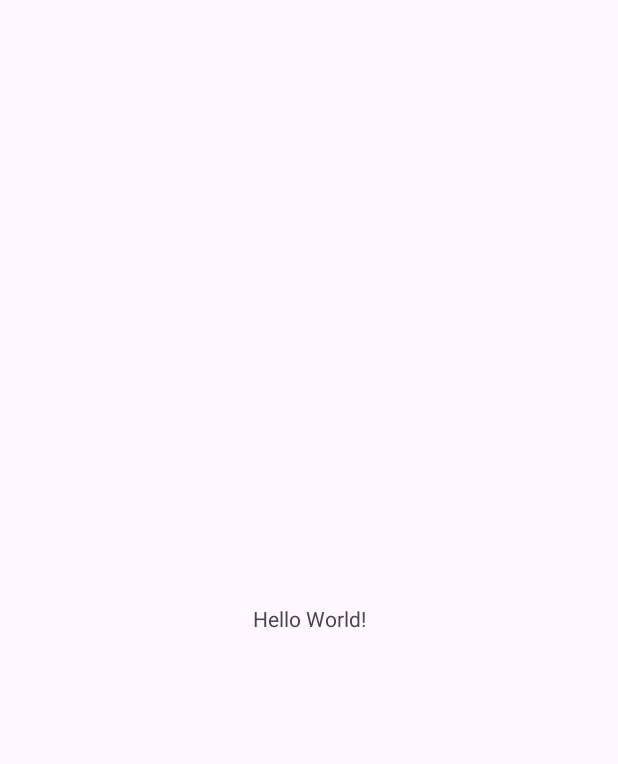
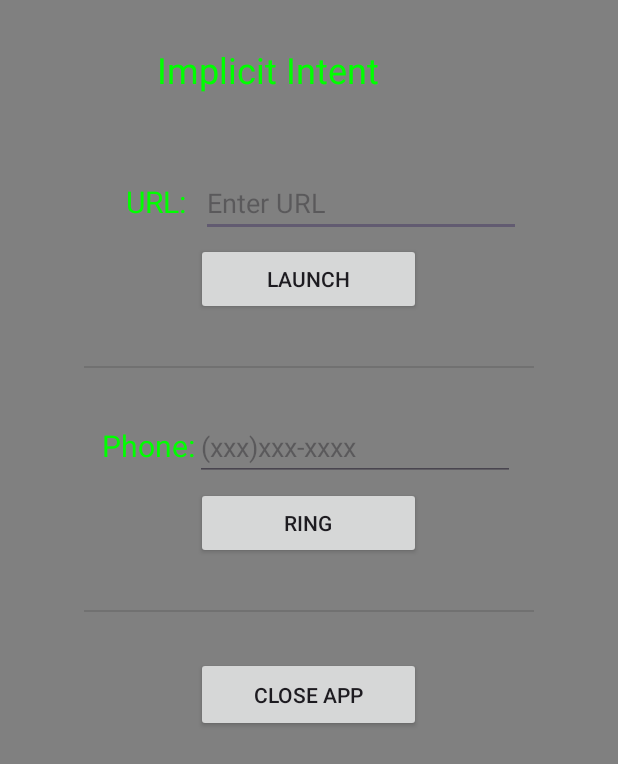
Before and after one commit to mkarthikkamath/CMPE277-SmartphoneApp-Implicit-Intent, an Android app: the screen it shows after launch (MainActivity), on a phone screen of 412 x 824 dp. Before the commit the part shown is almost empty. Shown: the top 764 px of the screen. Run offline under Robolectric (Android 15) with nearby library versions, the phone set to English and light mode, and no system bars.

Commit message:
Main code commit

```diff
--- a/app/src/main/java/com/cmpe277/assignmenttwo/MainActivity.java
+++ b/app/src/main/java/com/cmpe277/assignmenttwo/MainActivity.java
@@ -1,14 +1,62 @@
 package com.cmpe277.assignmenttwo;
 
-import androidx.appcompat.app.AppCompatActivity;
+import android.app.Activity;
+import android.content.Intent;
+import android.graphics.Bitmap;
+import android.net.Uri;
+import android.os.Bundle;
+import android.provider.MediaStore;
+import android.text.Editable;
+import android.text.TextWatcher;
+import android.util.Patterns;
+import android.view.View;
+import android.widget.EditText;
+import android.widget.ImageView;
 
-import android.os.Bundle;
+import java.io.IOException;
 
-public class MainActivity extends AppCompatActivity {
+public class MainActivity extends Activity {
+    EditText addurl;
 
     @Override
     protected void onCreate(Bundle savedInstanceState) {
         super.onCreate(savedInstanceState);
         setContentView(R.layout.activity_main);
+        addurl = findViewById(R.id.urlInput);
+        addurl.addTextChangedListener(new TextWatcher() {
+            @Override
+            public void beforeTextChanged(CharSequence s, int start, int count, int after) {
+            }
+
+            @Override
+            public void onTextChanged(CharSequence s, int start, int before, int count) {
+                if (Patterns.WEB_URL.matcher(addurl.getText().toString()).matches()) {
+                    //
+                } else {
+                    addurl.setError("Invalid Url");
+                }
+            }
+
+            @Override
+            public void afterTextChanged(Editable s) {
+            }
+        });
     }
+
+    public void link(View view) {
+        EditText edit = (EditText) findViewById(R.id.urlInput);
+        String result = edit.getText().toString();
+        Uri uri = Uri.parse(result);
+        Intent intent = new Intent(Intent.ACTION_VIEW, uri);
+        startActivity(intent);
+    }
+
+    public void dial(View view) {
+        EditText edit = (EditText) findViewById(R.id.phoneInput);
+        String result = edit.getText().toString();
+        Uri uri = Uri.parse("tel:" + result);
+        Intent intent = new Intent(Intent.ACTION_DIAL, uri);
+        startActivity(intent);
+    }
+
 }
--- a/app/src/main/res/layout/activity_main.xml
+++ b/app/src/main/res/layout/activity_main.xml
@@ -4,15 +4,119 @@
     xmlns:tools="http://schemas.android.com/tools"
     android:layout_width="match_parent"
     android:layout_height="match_parent"
+    android:fitsSystemWindows="true"
+    android:background="@color/gray"
     tools:context=".MainActivity">
 
-    <TextView
-        android:layout_width="wrap_content"
-        android:layout_height="wrap_content"
-        android:text="Hello World!"
-        app:layout_constraintBottom_toBottomOf="parent"
-        app:layout_constraintEnd_toEndOf="parent"
-        app:layout_constraintStart_toStartOf="parent"
-        app:layout_constraintTop_toTopOf="parent" />
+    <LinearLayout
+        android:layout_width="match_parent"
+        android:layout_height="match_parent"
+        android:orientation="vertical">
+
+        <TextView
+            android:id="@+id/textView"
+            android:layout_width="match_parent"
+            android:layout_height="wrap_content"
+            android:layout_gravity="center"
+            android:layout_marginLeft="70dp"
+            android:layout_marginTop="30dp"
+            android:layout_marginBottom="50dp"
+            android:text="@string/app_name"
+            android:textColor="@color/green"
+            android:textSize="24sp" />
+
+        <LinearLayout
+            android:layout_width="wrap_content"
+            android:layout_height="wrap_content"
+            android:layout_gravity="center"
+            android:orientation="horizontal">
+
+            <TextView
+                android:id="@+id/textView3"
+                android:layout_width="wrap_content"
+                android:layout_height="wrap_content"
+                android:layout_marginLeft="20dp"
+                android:layout_marginRight="10dp"
+                android:layout_weight="1"
+                android:text="@string/enter_url"
+                android:textColor="@color/green"
+                android:textSize="20sp" />
+
+            <EditText
+                android:id="@+id/urlInput"
+                android:layout_width="wrap_content"
+                android:layout_height="wrap_content"
+                android:layout_weight="1"
+                android:ems="10"
+                android:hint="Enter URL"
+                android:inputType="textUri" />
+
+        </LinearLayout>
+
+        <Button
+            android:layout_width="150dp"
+            android:layout_height="wrap_content"
+            android:layout_gravity="center"
+            android:layout_margin="4dp"
+            android:onClick="link"
+            android:text="@string/link" />
+
+        <View
+            android:layout_width="300dp"
+            android:layout_height="1dp"
+            android:layout_gravity="center"
+            android:layout_marginTop="30dp"
+            android:layout_marginBottom="30dp"
+            android:background="?android:attr/listDivider" />
+
+        <LinearLayout
+            android:layout_width="wrap_content"
+            android:layout_height="wrap_content"
+            android:layout_gravity="center"
+            android:orientation="horizontal">
+
+            <TextView
+                android:id="@+id/textView4"
+                android:layout_width="wrap_content"
+                android:layout_height="wrap_content"
+                android:layout_weight="1"
+                android:text="@string/enter_phone"
+                android:textColor="@color/green"
+                android:textSize="20sp" />
+
+            <EditText
+                android:id="@+id/phoneInput"
+                android:layout_width="wrap_content"
+                android:layout_height="wrap_content"
+                android:layout_weight="1"
+                android:ems="10"
+                android:hint="(xxx)xxx-xxxx"
+                android:inputType="phone" />
+        </LinearLayout>
+
+        <Button
+            android:layout_width="150dp"
+            android:layout_height="wrap_content"
+            android:layout_gravity="center"
+            android:layout_margin="4dp"
+            android:onClick="dial"
+            android:text="@string/dial" />
+
+        <View
+            android:layout_width="300dp"
+            android:layout_height="1dp"
+            android:layout_gravity="center"
+            android:layout_marginTop="30dp"
+            android:layout_marginBottom="30dp"
+            android:background="?android:attr/listDivider" />
+
+        <Button
+            android:id="@+id/btn_exit"
+            android:layout_width="150dp"
+            android:layout_height="50dp"
+            android:layout_gravity="center"
+            android:text="@string/closeApp" />
+
+    </LinearLayout>
 
 </androidx.constraintlayout.widget.ConstraintLayout>
--- a/app/src/main/res/values/colors.xml
+++ b/app/src/main/res/values/colors.xml
@@ -2,4 +2,6 @@
 <resources>
     <color name="black">#FF000000</color>
     <color name="white">#FFFFFFFF</color>
+    <color name="gray">#808080</color>
+    <color name="green">#00FF00</color>
 </resources>
--- a/app/src/main/res/values/strings.xml
+++ b/app/src/main/res/values/strings.xml
@@ -1,3 +1,8 @@
 <resources>
-    <string name="app_name">AssignmentTwo</string>
+    <string name="app_name">Implicit Intent</string>
+    <string name="link">Launch</string>
+    <string name="dial">Ring</string>
+    <string name="enter_url">URL: </string>
+    <string name="enter_phone">Phone: </string>
+    <string name="closeApp">Close App</string>
 </resources>
```
